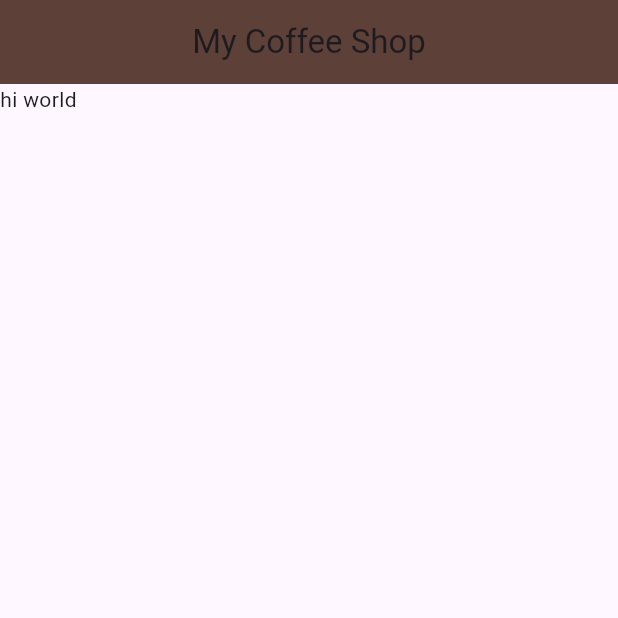
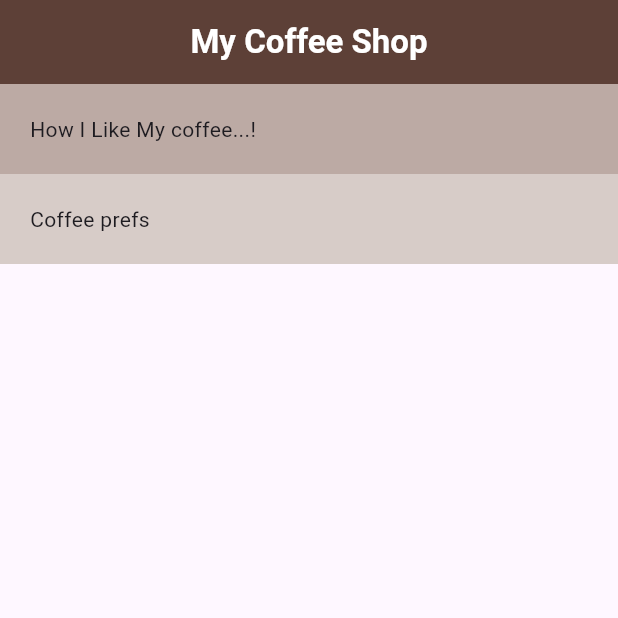
Before and after one commit to KaranPradhan266/Flutter_Practice, a Flutter app: the screen it shows after launch, on a phone screen of 412 x 824 dp, the top half of it. Run offline on Flutter 3.47's test engine with Material 3 defaults, Android fonts, the phone set to English and light mode, and no system bars.

Commit message:
Worked with columns

```diff
--- a/lib/home.dart
+++ b/lib/home.dart
@@ -8,11 +8,29 @@ class Home extends StatelessWidget {
   Widget build(BuildContext context) {
     return  Scaffold(
       appBar: AppBar(
-        title: const Text('My Coffee Shop'),
+        title: const Text('My Coffee Shop',
+        style: TextStyle(
+          color: Colors.white,
+          fontWeight: FontWeight.bold,
+        ),),
         backgroundColor: Colors.brown[700],
         centerTitle: true,
       ),
-      body: const Text('hi world'),
+      body: Column(
+        crossAxisAlignment: CrossAxisAlignment.stretch,
+        children: [
+          Container(
+            color: Colors.brown[200],
+            padding: const EdgeInsets.all(20.0),
+            child: const Text('How I Like My coffee...!'),
+          ),
+          Container(
+            color: Colors.brown[100],
+            padding: const EdgeInsets.all(20.0),
+            child: const Text('Coffee prefs'),
+          )
+        ],
+      ),
     );
   }
 }
```
Also changed, not shown: lib/main.dart (+36 -0 lines).
